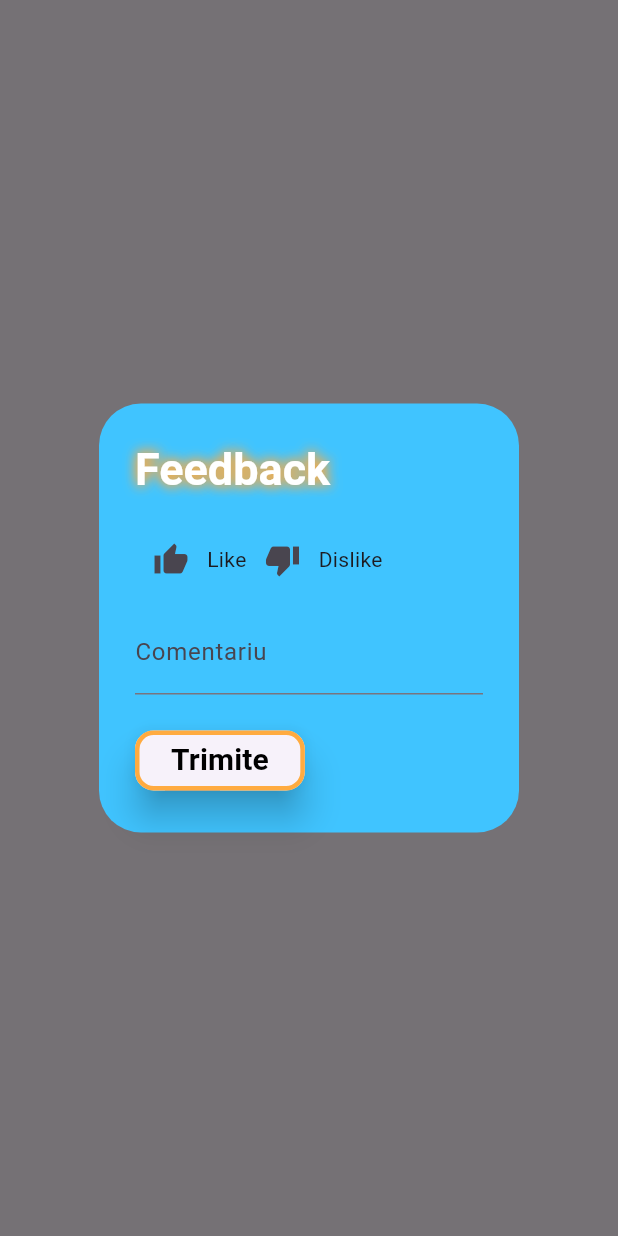
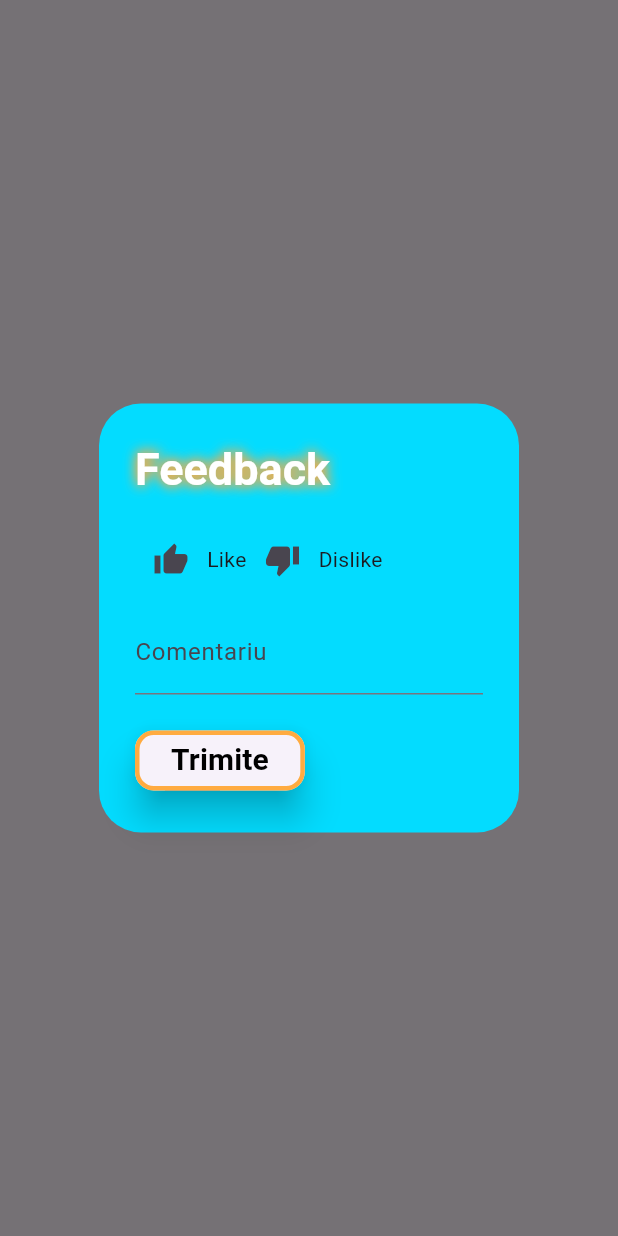
Before and after one commit to DenisMacrisi/EpicDiceEvents, a Flutter app: what showFeedbackForm() shows on an empty page, opened directly, on a phone screen of 412 x 824 dp. Run offline on Flutter 3.47's test engine with Material 3 defaults, Android fonts, the light colour scheme and no system bars; our stand-ins replace cloud_firestore, connectivity_plus, firebase_auth, firebase_core, firebase_storage, geocoding and 3 more; missing offline and left inert: add_2_calendar; accounts and stored records are empty.

Commit message:
Modificare Design pentru Evenimente din Profil

```diff
--- a/lib/RecommendationPage.dart
+++ b/lib/RecommendationPage.dart
@@ -157,7 +157,7 @@ void showFeedbackForm(BuildContext context) {
                 'Feedback',
               style: customOrangeShadowTextStyle(30),
             ),
-            backgroundColor:Colors.lightBlueAccent,
+            backgroundColor:Color.fromRGBO(3, 220, 255, 50),
             content: SingleChildScrollView(
               child: Column(
                 mainAxisSize: MainAxisSize.min,
```
Also changed, not shown: lib/EventWidgetSummary.dart (+3 -5 lines).
